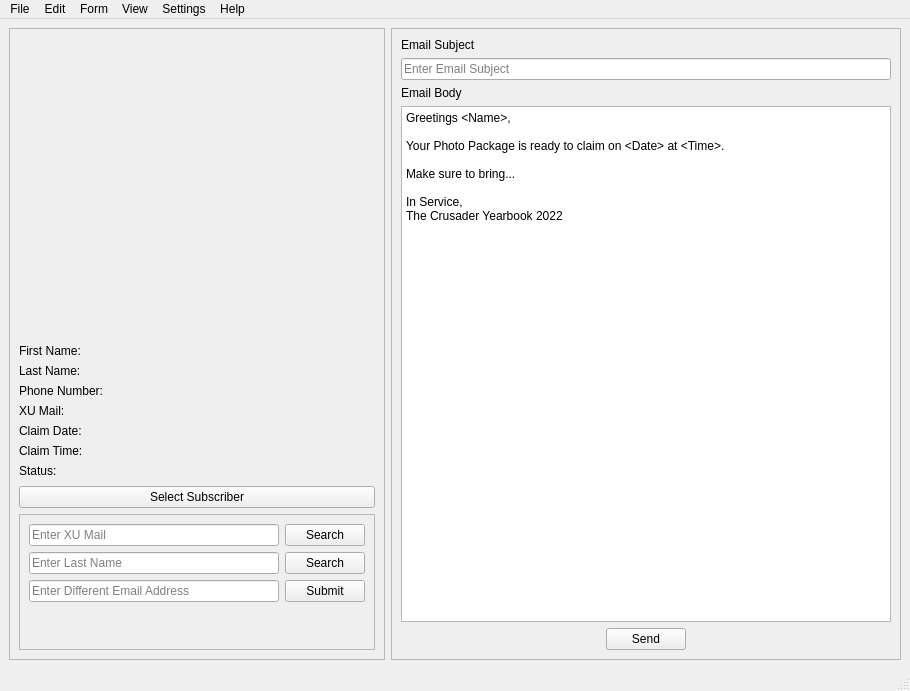
First picture: the form in Merlin.ui, repository Biowulf21/Merlin, before the edit.
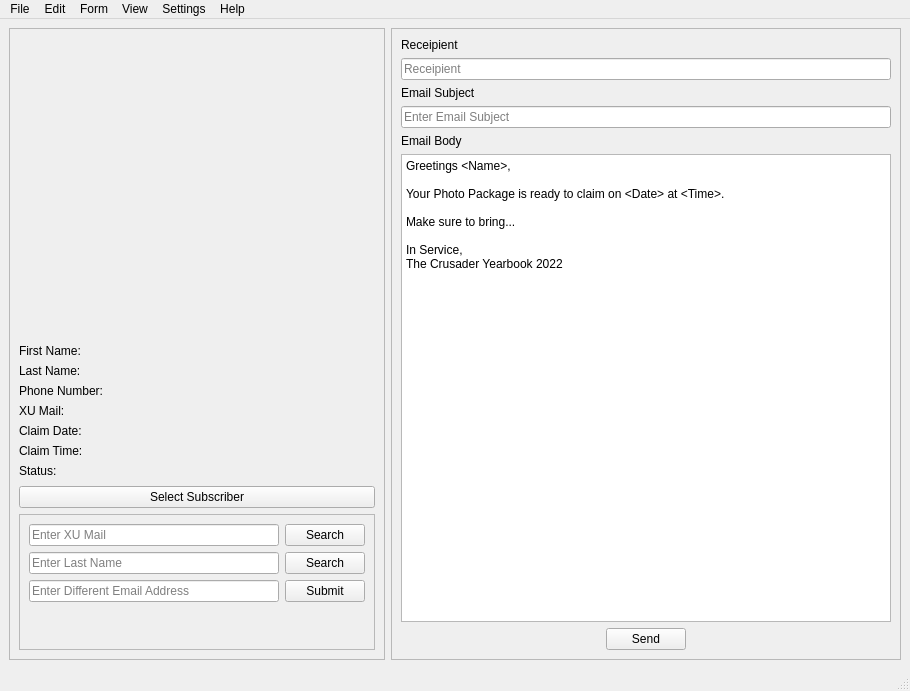
Second picture: the form after the edit.

Commit message: Full functionality without feedback windows

Patch:
```diff
--- a/Merlin.ui
+++ b/Merlin.ui
@@ -291,6 +291,20 @@
       <layout class="QHBoxLayout" name="horizontalLayout">
        <item>
         <layout class="QVBoxLayout" name="verticalLayout">
+         <item>
+          <widget class="QLabel" name="receipientLabel">
+           <property name="text">
+            <string>Receipient</string>
+           </property>
+          </widget>
+         </item>
+         <item>
+          <widget class="QLineEdit" name="receipentLineEdit">
+           <property name="placeholderText">
+            <string>Receipient</string>
+           </property>
+          </widget>
+         </item>
          <item>
           <widget class="QLabel" name="subjectLabel">
            <property name="text">
```
The commit also changes 5 other files.
